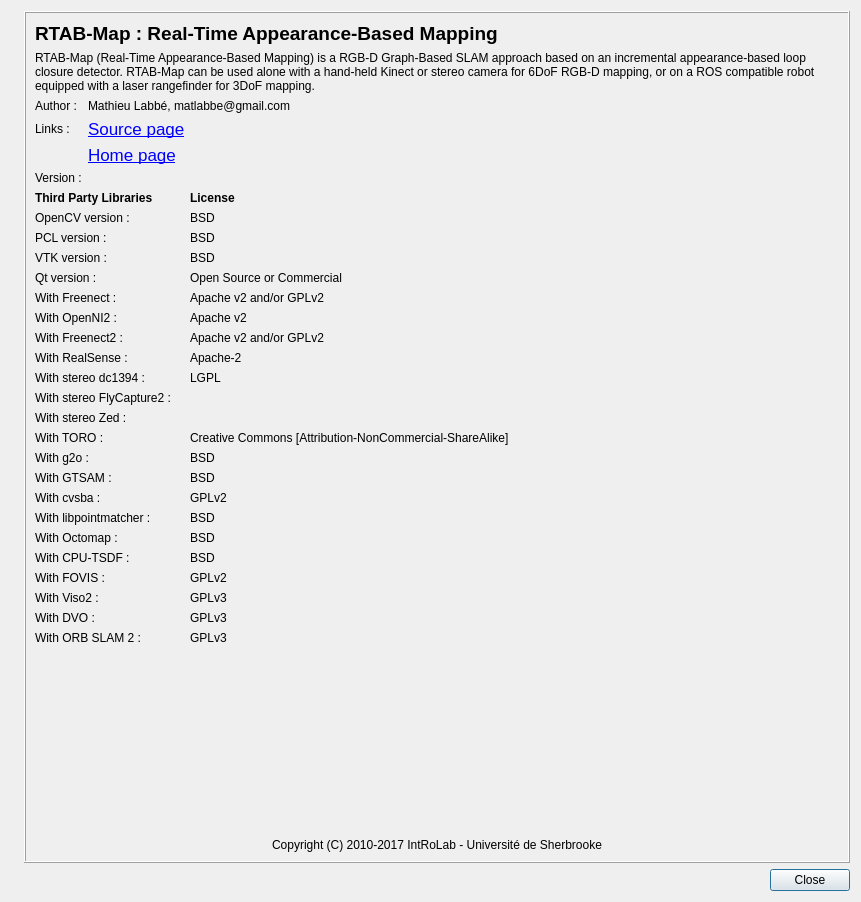
First picture: the form in guilib/src/ui/aboutDialog.ui, repository introlab/rtabmap, before the edit.
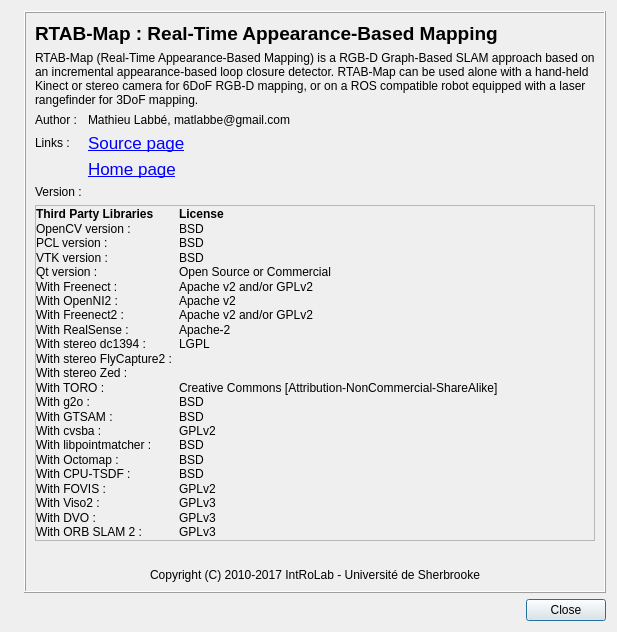
Second picture: the form after the edit. Icons and pictures are not drawn.

Commit message: Updated About dialog

What changed in the file:
```diff
--- a/guilib/src/ui/aboutDialog.ui
+++ b/guilib/src/ui/aboutDialog.ui
@@ -2,20 +2,6 @@
 <ui version="4.0">
  <class>aboutDialog</class>
  <widget class="QDialog" name="aboutDialog">
-  <property name="geometry">
-   <rect>
-    <x>0</x>
-    <y>0</y>
-    <width>861</width>
-    <height>902</height>
-   </rect>
-  </property>
-  <property name="sizePolicy">
-   <sizepolicy hsizetype="Fixed" vsizetype="Fixed">
-    <horstretch>0</horstretch>
-    <verstretch>0</verstretch>
-   </sizepolicy>
-  </property>
   <property name="windowTitle">
    <string>About RTAB-Map</string>
   </property>
@@ -160,6 +146,36 @@
          </layout>
         </item>
         <item>
+         <widget class="QScrollArea" name="scrollArea">
+          <property name="widgetResizable">
+           <bool>true</bool>
+          </property>
+          <widget class="QWidget" name="scrollAreaWidgetContents">
+           <property name="geometry">
+            <rect>
+             <x>0</x>
+             <y>0</y>
+             <width>565</width>
+             <height>544</height>
+            </rect>
+           </property>
+           <layout class="QVBoxLayout" name="verticalLayout_2">
+            <property name="spacing">
+             <number>0</number>
+            </property>
+            <property name="leftMargin">
+             <number>0</number>
+            </property>
+            <property name="topMargin">
+             <number>1</number>
+            </property>
+            <property name="rightMargin">
+             <number>0</number>
+            </property>
+            <property name="bottomMargin">
+             <number>1</number>
+            </property>
+            <item>
          <layout class="QGridLayout" name="gridLayout_2" columnstretch="0,0,1">
           <item row="17" column="1">
            <widget class="QLabel" name="label_octomap">
@@ -891,6 +907,10 @@
            </widget>
           </item>
          </layout>
+            </item>
+           </layout>
+          </widget>
+         </widget>
         </item>
         <item>
          <spacer name="verticalSpacer_3">
```
Lines whose indentation alone changed are shown as unchanged. The commit also changes 1 other file.
